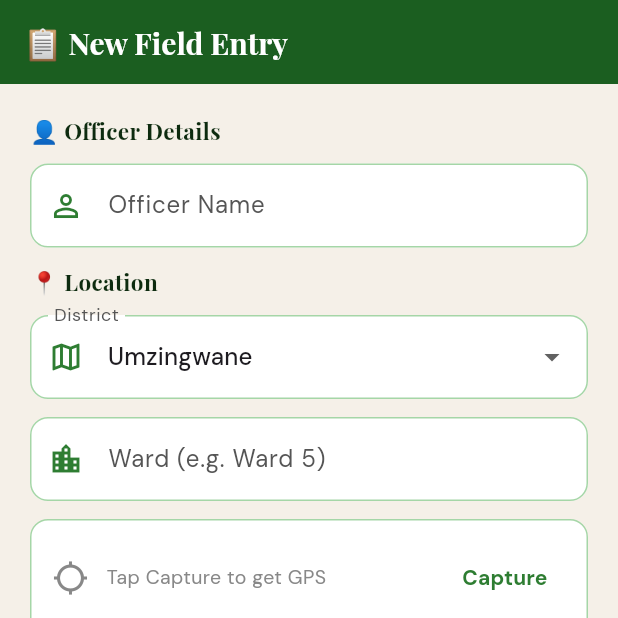
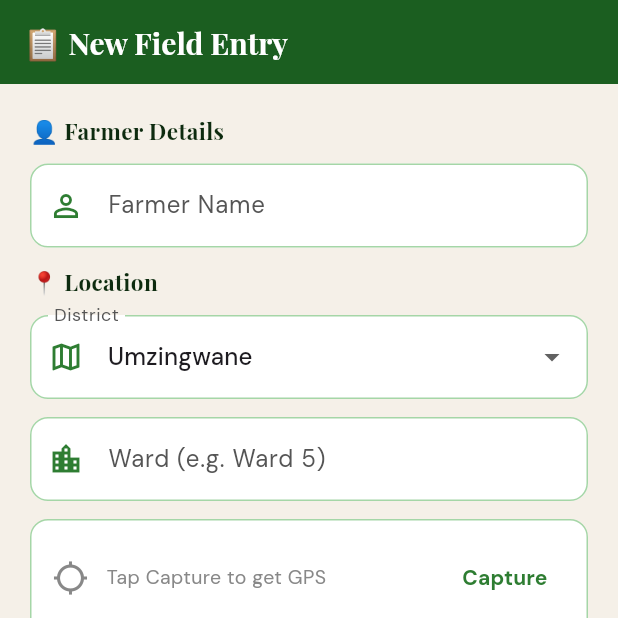
Before and after one commit to maldima11/maize_yield_project, a Flutter app: the screen it shows after launch, item 2 of the bottom bar chosen, on a phone screen of 412 x 824 dp, the top half of it. Run offline on Flutter 3.47's test engine with Material 3 defaults, Android fonts, the phone set to English and light mode, and no system bars; our stand-ins replace connectivity_plus, geolocator, google_fonts, sqflite; missing offline and left inert: workmanager; accounts and stored records are empty; statements that could not run were skipped.

Commit message:
making changes

```diff
--- /dev/null
+++ b/mobile_app/devtools_options.yaml
@@ -0,0 +1,3 @@
+description: This file stores settings for Dart & Flutter DevTools.
+documentation: https://docs.flutter.dev/tools/devtools/extensions#configure-extension-enablement-states
+extensions:
--- a/mobile_app/lib/screens/data_entry_screen.dart
+++ b/mobile_app/lib/screens/data_entry_screen.dart
@@ -17,7 +17,7 @@ class _DataEntryScreenState extends State<DataEntryScreen> {
   bool _isLocating = false;
   bool _isSaving   = false;
 
-  final _officerCtrl    = TextEditingController();
+  final _farmerCtrl    = TextEditingController();
   final _wardCtrl       = TextEditingController();
   final _moistureCtrl   = TextEditingController();
   final _phCtrl         = TextEditingController();
@@ -36,7 +36,7 @@ class _DataEntryScreenState extends State<DataEntryScreen> {
 
   @override
   void dispose() {
-    _officerCtrl.dispose();
+    _farmerCtrl.dispose();
     _wardCtrl.dispose();
     _moistureCtrl.dispose();
     _phCtrl.dispose();
@@ -121,7 +121,7 @@ class _DataEntryScreenState extends State<DataEntryScreen> {
     setState(() => _isSaving = true);
 
     final record = FieldRecord(
-      officerName: _officerCtrl.text.trim(),
+      farmerName: _farmerCtrl.text.trim(),
       district: _selectedDistrict,
       ward: _wardCtrl.text.trim(),
       variety: _selectedVariety,
@@ -163,7 +163,7 @@ class _DataEntryScreenState extends State<DataEntryScreen> {
 
   void _resetForm() {
     _formKey.currentState?.reset();
-    for (final c in [_officerCtrl, _wardCtrl, _moistureCtrl,
+    for (final c in [_farmerCtrl, _wardCtrl, _moistureCtrl,
                      _phCtrl, _fertilizerCtrl, _notesCtrl]) {
       c.clear();
     }
@@ -224,8 +224,8 @@ class _DataEntryScreenState extends State<DataEntryScreen> {
                 ),
               ],
 
-              _SectionHeader('👤 Officer Details'),
-              _buildTextField(_officerCtrl, 'Officer Name', Icons.person_outline),
+              _SectionHeader('👤 Farmer Details'),
+              _buildTextField(_farmerCtrl, 'Farmer Name', Icons.person_outline),
               const SizedBox(height: 12),
 
               _SectionHeader('📍 Location'),
--- a/mobile_app/lib/screens/home_screen.dart
+++ b/mobile_app/lib/screens/home_screen.dart
@@ -110,7 +110,7 @@ class _HomeScreenState extends State<HomeScreen> {
                   crossAxisAlignment: CrossAxisAlignment.start,
                   children: [
                     Text(
-                      'Good day, Officer 👋',
+                      'Good day, Farmer 👋',
                       style: GoogleFonts.playfairDisplay(
                         fontSize: 20,
                         fontWeight: FontWeight.w700,
--- a/mobile_app/lib/screens/records_screen.dart
+++ b/mobile_app/lib/screens/records_screen.dart
@@ -264,7 +264,7 @@ class _RecordCard extends StatelessWidget {
 
           const SizedBox(height: 8),
           Text(
-            'Logged: $formatted  ·  Officer: ${record.officerName}',
+            'Logged: $formatted  ·  Farmer: ${record.officerName}',
             style: const TextStyle(fontSize: 11, color: Color(0xFF888888)),
           ),
 
--- a/mobile_app/lib/services/sync_service.dart
+++ b/mobile_app/lib/services/sync_service.dart
@@ -22,7 +22,7 @@ class SyncService {
         Uri.parse('$_baseUrl/sync_field_record'),
         headers: {'Content-Type': 'application/json'},
         body: jsonEncode({
-          'officer_name': record.officerName,
+          'farmer_name': record.farmerName,
           'district': record.district,
           'ward': record.ward,
           'variety': record.variety,
```
Also changed, not shown: mobile_app/lib/main.dart (+9 -4 lines).
